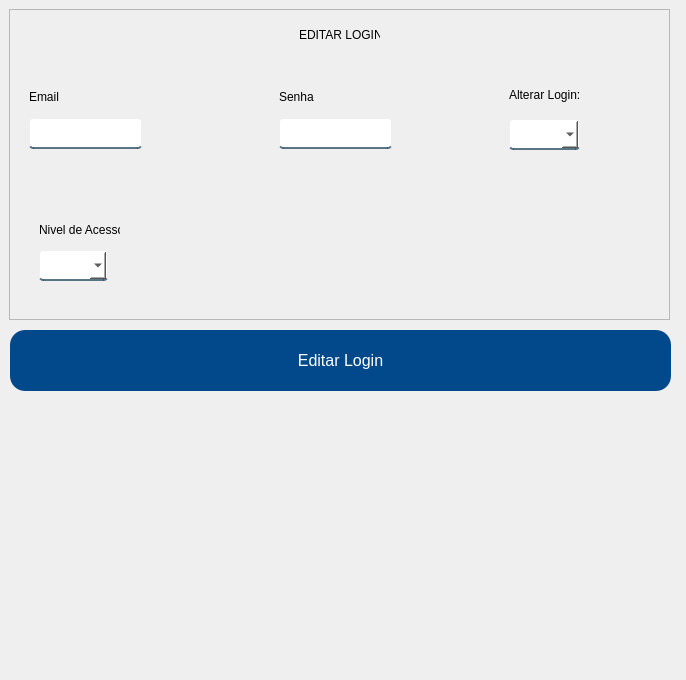
Above: App/view/ui/editarLogin.ui from Senac-SOR-ADS/Mapa-de-Sala before the change. Below: the same form after it.
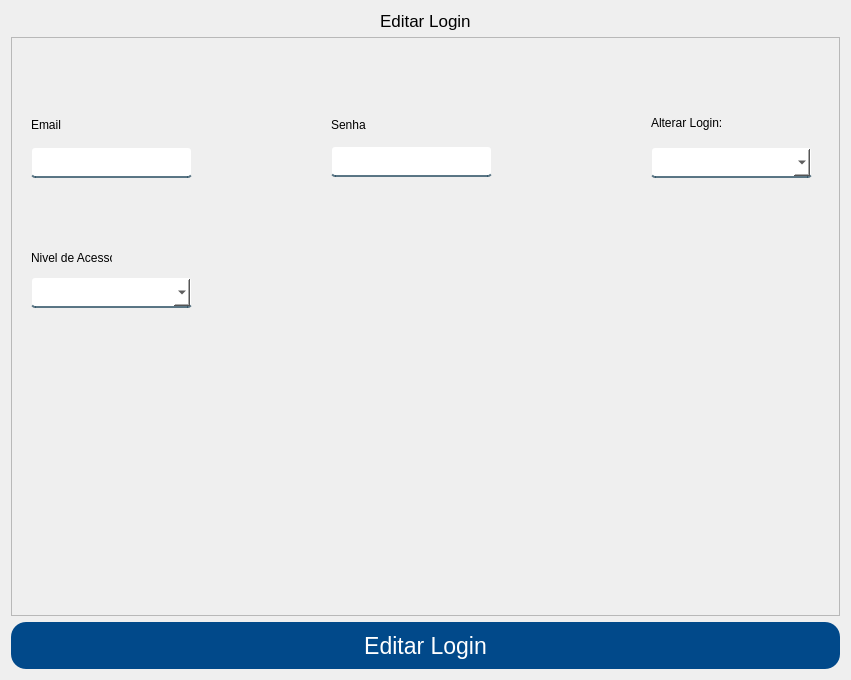
That is the form after the change.

Diff of the .ui file:
```diff
--- a/App/view/ui/editarLogin.ui
+++ b/App/view/ui/editarLogin.ui
@@ -6,7 +6,7 @@
    <rect>
     <x>0</x>
     <y>0</y>
-    <width>686</width>
+    <width>851</width>
     <height>680</height>
    </rect>
   </property>
@@ -38,14 +38,26 @@
 	color: red;
 }</string>
   </property>
+  <layout class="QVBoxLayout" name="verticalLayout">
+   <item alignment="Qt::AlignHCenter|Qt::AlignTop">
+    <widget class="QLabel" name="label_4">
+     <property name="font">
+      <font>
+       <pointsize>13</pointsize>
+      </font>
+     </property>
+     <property name="text">
+      <string>Editar Login</string>
+     </property>
+    </widget>
+   </item>
+   <item>
   <widget class="QFrame" name="frame_2">
-   <property name="geometry">
-    <rect>
-     <x>9</x>
-     <y>9</y>
-     <width>661</width>
-     <height>311</height>
-    </rect>
+     <property name="sizePolicy">
+      <sizepolicy hsizetype="Preferred" vsizetype="Expanding">
+       <horstretch>0</horstretch>
+       <verstretch>0</verstretch>
+      </sizepolicy>
    </property>
    <property name="frameShape">
     <enum>QFrame::StyledPanel</enum>
@@ -57,8 +69,8 @@
     <property name="geometry">
      <rect>
       <x>20</x>
-      <y>109</y>
-      <width>113</width>
+        <y>110</y>
+        <width>161</width>
       <height>31</height>
      </rect>
     </property>
@@ -66,9 +78,9 @@
    <widget class="QLineEdit" name="senha">
     <property name="geometry">
      <rect>
-      <x>270</x>
+        <x>320</x>
       <y>109</y>
-      <width>113</width>
+        <width>161</width>
       <height>31</height>
      </rect>
     </property>
@@ -76,9 +88,9 @@
    <widget class="QComboBox" name="nivelAcesso">
     <property name="geometry">
      <rect>
-      <x>30</x>
-      <y>241</y>
-      <width>69</width>
+        <x>20</x>
+        <y>240</y>
+        <width>161</width>
       <height>31</height>
      </rect>
     </property>
@@ -105,7 +117,7 @@
    <widget class="QLabel" name="label_2">
     <property name="geometry">
      <rect>
-      <x>270</x>
+        <x>320</x>
       <y>80</y>
       <width>41</width>
       <height>16</height>
@@ -118,7 +130,7 @@
    <widget class="QLabel" name="label_3">
     <property name="geometry">
      <rect>
-      <x>30</x>
+        <x>20</x>
       <y>210</y>
       <width>81</width>
       <height>21</height>
@@ -128,25 +140,12 @@
      <string>Nivel de Acesso</string>
     </property>
    </widget>
-   <widget class="QLabel" name="label_4">
-    <property name="geometry">
-     <rect>
-      <x>290</x>
-      <y>10</y>
-      <width>81</width>
-      <height>31</height>
-     </rect>
-    </property>
-    <property name="text">
-     <string>EDITAR LOGIN</string>
-    </property>
-   </widget>
    <widget class="QComboBox" name="alterarLogin">
     <property name="geometry">
      <rect>
-      <x>500</x>
+        <x>640</x>
       <y>110</y>
-      <width>71</width>
+        <width>161</width>
       <height>31</height>
      </rect>
     </property>
@@ -157,7 +156,7 @@
    <widget class="QLabel" name="label_5">
     <property name="geometry">
      <rect>
-      <x>500</x>
+        <x>640</x>
       <y>78</y>
       <width>71</width>
       <height>16</height>
@@ -168,18 +167,18 @@
     </property>
    </widget>
   </widget>
+   </item>
+   <item>
   <widget class="QPushButton" name="btnEditarLogin">
-   <property name="geometry">
-    <rect>
-     <x>10</x>
-     <y>330</y>
-     <width>661</width>
-     <height>61</height>
-    </rect>
+     <property name="minimumSize">
+      <size>
+       <width>762</width>
+       <height>47</height>
+      </size>
    </property>
    <property name="font">
     <font>
-     <pointsize>12</pointsize>
+       <pointsize>17</pointsize>
     </font>
    </property>
    <property name="cursor">
@@ -189,6 +188,8 @@
     <string>Editar Login</string>
    </property>
   </widget>
+   </item>
+  </layout>
  </widget>
  <tabstops>
   <tabstop>email</tabstop>
```
Lines whose indentation alone changed are shown as unchanged.
